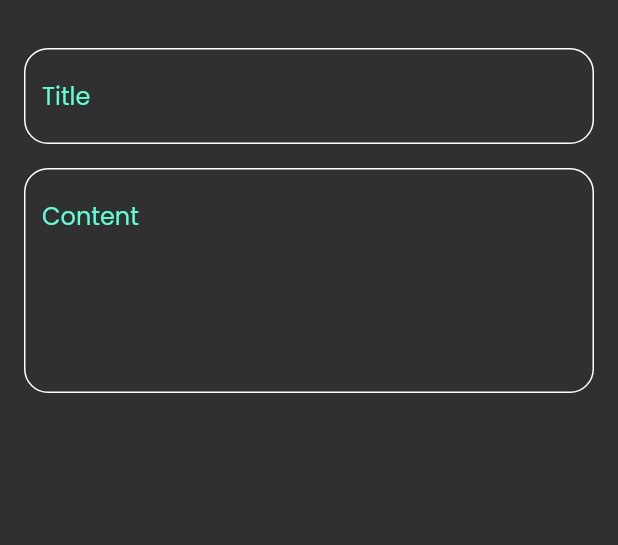
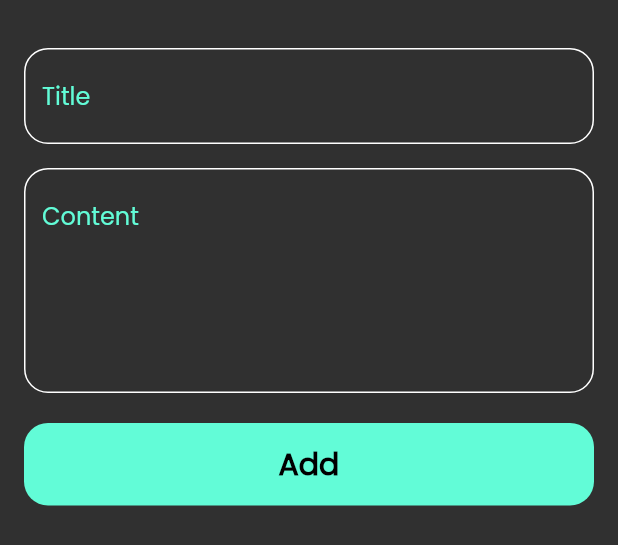
Before and after one commit to MoaazEhab20/notes_app, a Flutter app: the AddNoteBottomSheet widget shown alone on an empty page, opened directly, on a phone screen of 412 x 824 dp. Shown: the top 545 px of the screen. Run offline on Flutter 3.47's test engine with Material 2 defaults, Android fonts, the phone set to English and light mode, and no system bars; our stand-ins replace font_awesome_flutter.

Commit message:
finish notes bottom sheet

```diff
--- a/lib/widgets/add_note_bottom_sheet.dart
+++ b/lib/widgets/add_note_bottom_sheet.dart
@@ -1,5 +1,6 @@
 import 'package:flutter/material.dart';
 
+import 'custom_bottom.dart';
 import 'custom_text_field.dart';
 
 class AddNoteBottomSheet extends StatelessWidget {
@@ -9,6 +10,7 @@ class AddNoteBottomSheet extends StatelessWidget {
   Widget build(BuildContext context) {
     return const Padding(
       padding: EdgeInsets.symmetric(horizontal: 16),
+      child: SingleChildScrollView(
         child: Column(
           children: [
             SizedBox(
@@ -24,7 +26,15 @@ class AddNoteBottomSheet extends StatelessWidget {
               hint: 'Content',
               maxLines: 5,
             ),
+            SizedBox(
+              height: 20,
+            ),
+            CustomBottom(),
+            SizedBox(
+              height: 16,
+            ),
           ],
+        ),
       ),
     );
   }
--- /dev/null
+++ b/lib/widgets/custom_bottom.dart
@@ -0,0 +1,25 @@
+import 'package:flutter/material.dart';
+
+import '../constans.dart';
+
+class CustomBottom extends StatelessWidget {
+  const CustomBottom({super.key});
+
+  @override
+  Widget build(BuildContext context) {
+    return Container(
+      height: 55,
+      width: MediaQuery.of(context).size.width,
+      decoration: BoxDecoration(
+        color: kPrimaryColor,
+        borderRadius: BorderRadius.circular(16),
+      ),
+      child: const Center(
+          child: Text(
+        'Add',
+        style: TextStyle(
+            color: Colors.black, fontSize: 20, fontWeight: FontWeight.bold),
+      )),
+    );
+  }
+}
```
Lines whose indentation alone changed are shown as unchanged.
